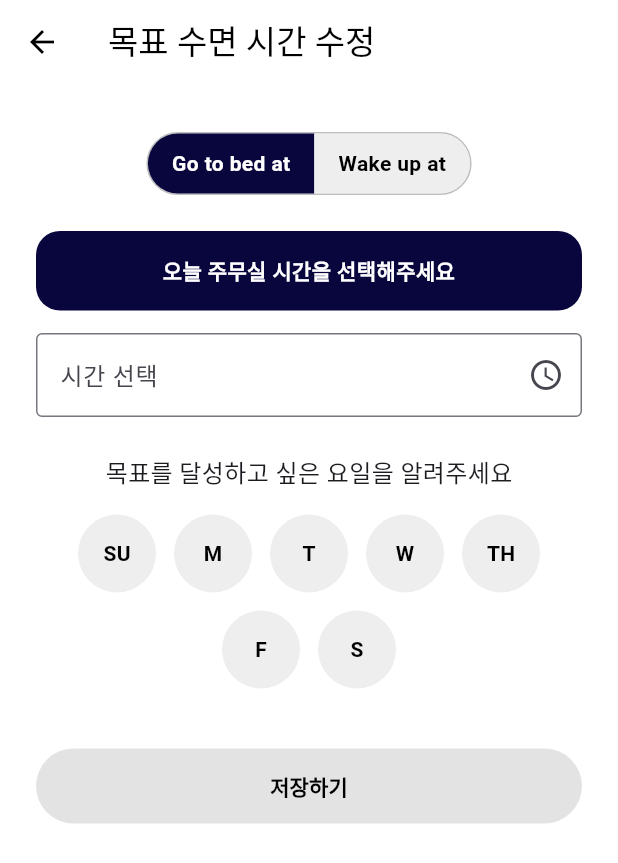
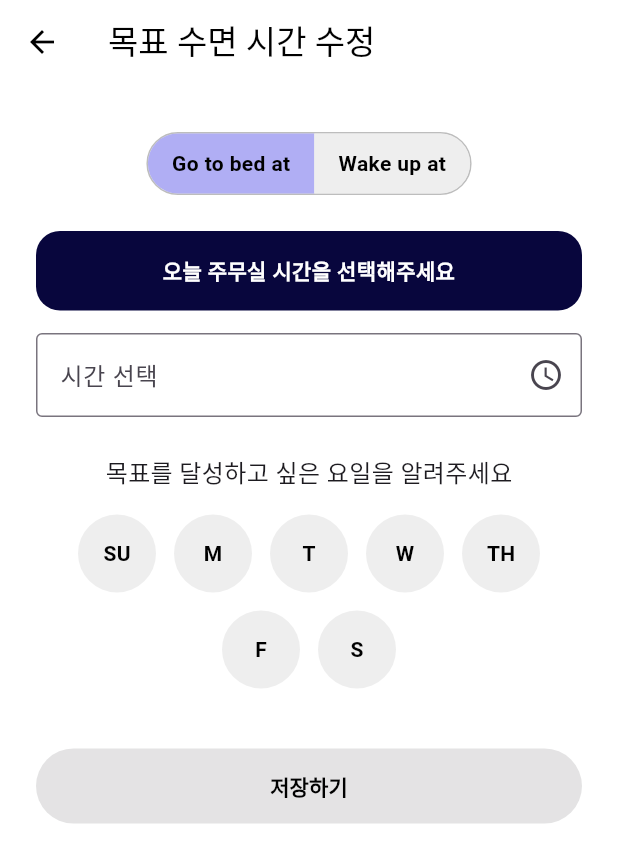
Before and after one commit to Ko-o-ala/Frontend, a Flutter app: the SleepGoalScreen screen opened by its route, on a phone screen of 412 x 824 dp. Shown: the top 863 px of the screen. Run offline on Flutter 3.47's test engine with Material 3 defaults, Android fonts, the light colour scheme and no system bars; our stand-ins replace hive, hive_flutter, percent_indicator, uni_links; accounts and stored records are empty.

Commit message:
ui 다 수정

```diff
--- a/lib/sleep_time/sleep_goal_screen.dart
+++ b/lib/sleep_time/sleep_goal_screen.dart
@@ -86,7 +86,7 @@ class _SleepGoalScreenState extends State<SleepGoalScreen> {
                             color:
                                 isWakeUpMode
                                     ? Colors.grey.shade200
-                                    : const Color(0xFF08063D),
+                                    : const Color(0xFFB0AEF4),
                             borderRadius: const BorderRadius.horizontal(
                               left: Radius.circular(30),
                             ),
@@ -94,7 +94,7 @@ class _SleepGoalScreenState extends State<SleepGoalScreen> {
                           child: Text(
                             'Go to bed at',
                             style: TextStyle(
-                              color: isWakeUpMode ? Colors.black : Colors.white,
+                              color: isWakeUpMode ? Colors.black : Colors.black,
                               fontWeight: FontWeight.bold,
                             ),
                           ),
@@ -110,7 +110,7 @@ class _SleepGoalScreenState extends State<SleepGoalScreen> {
                           decoration: BoxDecoration(
                             color:
                                 isWakeUpMode
-                                    ? const Color(0xFF08063D)
+                                    ? const Color(0xFFB0AEF4)
                                     : Colors.grey.shade200,
                             borderRadius: const BorderRadius.horizontal(
                               right: Radius.circular(30),
@@ -119,7 +119,7 @@ class _SleepGoalScreenState extends State<SleepGoalScreen> {
                           child: Text(
                             'Wake up at',
                             style: TextStyle(
-                              color: isWakeUpMode ? Colors.white : Colors.black,
+                              color: isWakeUpMode ? Colors.black : Colors.black,
                               fontWeight: FontWeight.bold,
                             ),
                           ),
```
